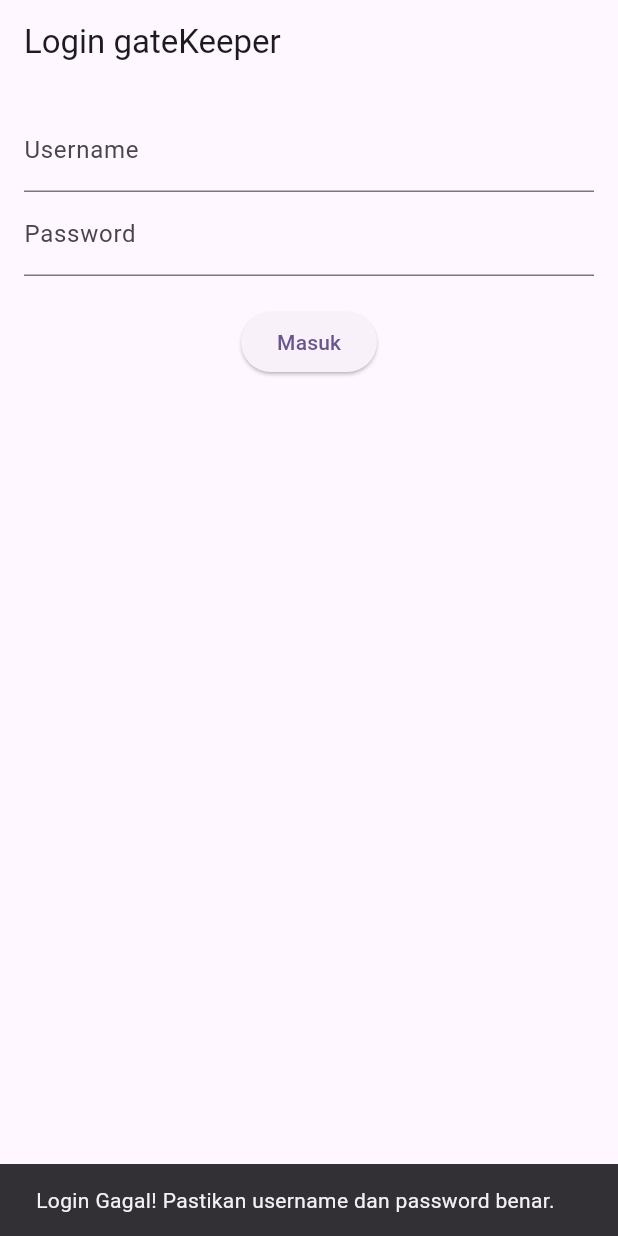
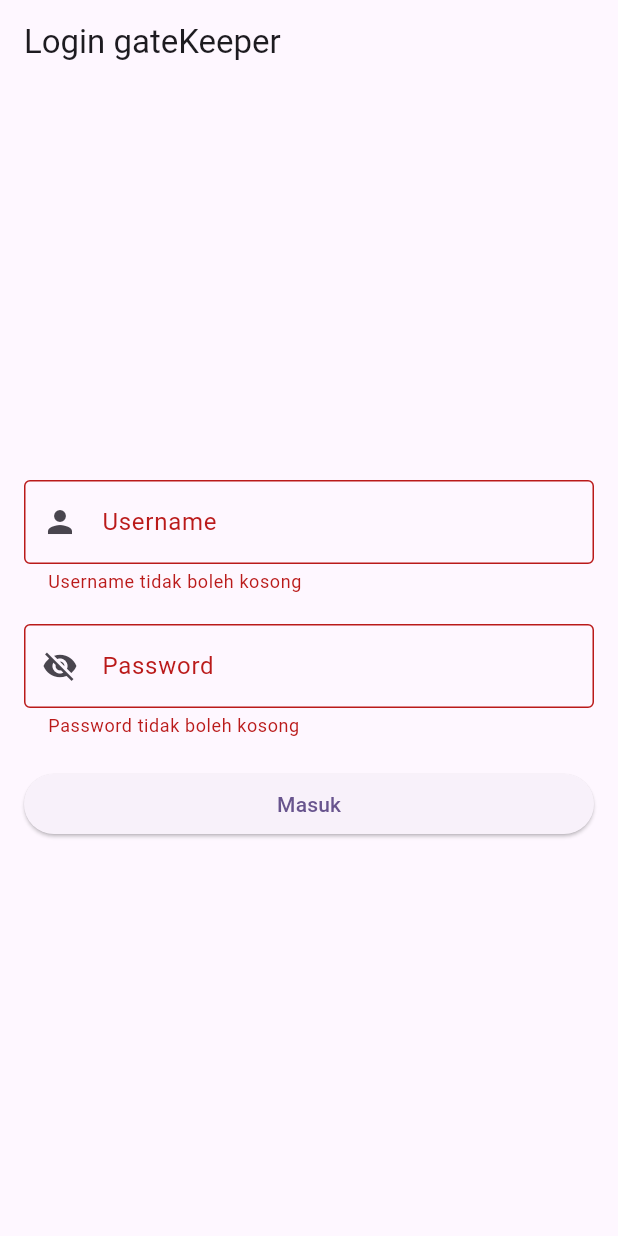
Before and after one commit to AlfaNaufal/Proyek4, a Flutter app: the LoginView screen opened directly, after a tap on "Masuk", on a phone screen of 412 x 824 dp. Run offline on Flutter 3.47's test engine with Material 3 defaults, Android fonts, the phone set to English and light mode, and no system bars.

Commit message:
Modul2_Task2_Done

```diff
--- a/logbook_app_001/lib/features/auth/login_controller.dart
+++ b/logbook_app_001/lib/features/auth/login_controller.dart
@@ -10,10 +10,11 @@ class LoginController {
     {"username": "user2", "password": "pw2"},
   ];
 
-  bool login(Map<String, String> uname, Map<String, String> password) {
+  bool login(Map<String, String> validUser) {
     for (var user in _validuser) {
-      print(user);
-      if (uname == user["username"] && password == user["password"]) {
+      // print(user);
+      if (validUser["username"] == user["username"] &&
+          validUser["password"] == user["password"]) {
         return true;
       }
     }
--- a/logbook_app_001/lib/features/auth/login_view.dart
+++ b/logbook_app_001/lib/features/auth/login_view.dart
@@ -1,3 +1,5 @@
+import 'dart:async';
+
 import 'package:flutter/material.dart';
 import 'package:logbook_app_001/features/auth/login_controller.dart';
 import 'package:logbook_app_001/features/logbook/counter_view.dart';
@@ -12,17 +14,27 @@ class _LoginViewState extends State<LoginView> {
   final LoginController _controller = LoginController();
   final TextEditingController _userController = TextEditingController();
   final TextEditingController _passController = TextEditingController();
+  bool _show = false;
+  bool _validateUser = false;
+  bool _validatePass = false;
+  bool _isActive = true;
+  int _count = 1;
 
   void _handleLogin() {
-    Map<String, String> user = {"username": _userController.text};
-    Map<String, String> pass = {"password": _passController.text};
+    Map<String, String> user = {
+      "username": _userController.text,
+      "password": _passController.text,
+    };
+    // Map<String, String> pass = {"password": _passController.text};
 
-    bool isSuccess = _controller.login(user, pass);
+    bool isSuccess = _controller.login(user);
 
     if (isSuccess) {
       Navigator.pushReplacement(
         context,
-        MaterialPageRoute(builder: (context) => CounterView(username: user['username']!)),
+        MaterialPageRoute(
+          builder: (context) => CounterView(username: user['username']!),
+        ),
       );
     } else {
       ScaffoldMessenger.of(context).showSnackBar(
@@ -30,7 +42,38 @@ class _LoginViewState extends State<LoginView> {
           content: Text("Login Gagal! Pastikan username dan password benar."),
         ),
       );
+      _count += 1;
+      print("Percobaan login: $_count");
+      if (_count > 3) {
+        print("masuk");
+        setState(() => _isActive = false);
+        _startTimer();
+        ScaffoldMessenger.of(context).showSnackBar(
+          SnackBar(content: Text("Terlalu banyak percobaan! Coba lagi nanti.")),
+        );
+      }
     }
+  }
+
+  int _second = 10;
+  bool _isRunning = false;
+  Timer? _timer;
+
+  void _startTimer() {
+    setState(() {
+      _isRunning = true;
+    });
+    _timer = Timer.periodic(Duration(seconds: 1), (timer) {
+      setState(() {
+        if (_second > 0) {
+          _second--;
+        } else {
+          _isRunning = false;
+          _isActive = true;
+          _timer?.cancel();
+        }
+      });
+    });
   }
 
   @override
@@ -40,24 +83,60 @@ class _LoginViewState extends State<LoginView> {
       body: Padding(
         padding: EdgeInsetsGeometry.all(16.0),
         child: Column(
+          mainAxisAlignment: MainAxisAlignment.center,
           children: [
             TextField(
               controller: _userController,
-              decoration: InputDecoration(labelText: "Username"),
+              decoration: InputDecoration(
+                border: OutlineInputBorder(),
+                prefixIcon: Icon(Icons.person),
+                labelText: "Username",
+                errorText: _validateUser ? "Username tidak boleh kosong" : null,
+              ),
             ),
+            SizedBox(height: 20),
             TextField(
               controller: _passController,
-              obscureText: true,
-              decoration: InputDecoration(labelText: "Password"),
+              obscureText: _show,
+              decoration: InputDecoration(
+                border: OutlineInputBorder(),
+                prefixIcon: IconButton(
+                  onPressed: () => setState(() => _show = !_show),
+                  icon: Icon(_show ? Icons.visibility : Icons.visibility_off),
+                ),
+                labelText: "Password",
+                errorText: _validatePass ? "Password tidak boleh kosong" : null,
+              ),
             ),
             SizedBox(height: 20),
             ElevatedButton(
-              onPressed: _handleLogin,
-              child: Text("Masuk")
+              onPressed: _isActive
+                  ? () {
+                      if (_userController.text.isEmpty &&
+                          _passController.text.isEmpty) {
+                        setState(() => _validateUser = true);
+                        setState(() => _validatePass = true);
+                      } else if (_userController.text.isEmpty) {
+                        setState(() => _validateUser = true);
+                        setState(() => _validatePass = false);
+                      } else if (_passController.text.isEmpty) {
+                        setState(() => _validateUser = false);
+                        setState(() => _validatePass = true);
+                      } else {
+                        _handleLogin();
+                        setState(() => _validateUser = false);
+                        setState(() => _validatePass = false);
+                      }
+                    }
+                  : null,
+              child: Row(
+                mainAxisAlignment: MainAxisAlignment.center,
+                children: [Text("Masuk"), Text(_isActive ? "" : "($_second)")],
+              ),
             ),
           ],
         ),
-      )
+      ),
     );
   }
 }
--- a/logbook_app_001/lib/features/onboarding/onboarding_view.dart
+++ b/logbook_app_001/lib/features/onboarding/onboarding_view.dart
@@ -21,7 +21,7 @@ class _OnboardingViewState extends State<OnboardingView> {
             Text('$_step', style: TextStyle(fontSize: 50)),
             ElevatedButton(
               onPressed: () {
-                if (_step < 3) {
+                if (_step < 2) {
                   setState(() {
                     _step++;
                   });
--- a/logbook_app_001/pubspec.yaml
+++ b/logbook_app_001/pubspec.yaml
@@ -30,6 +30,7 @@ environment:
 dependencies:
   flutter:
     sdk: flutter
+  flutter_timer_countdown: ^1.0.7
 
   # The following adds the Cupertino Icons font to your application.
   # Use with the CupertinoIcons class for iOS style icons.
```
Also changed, not shown: logbook_app_001/pubspec.lock.
